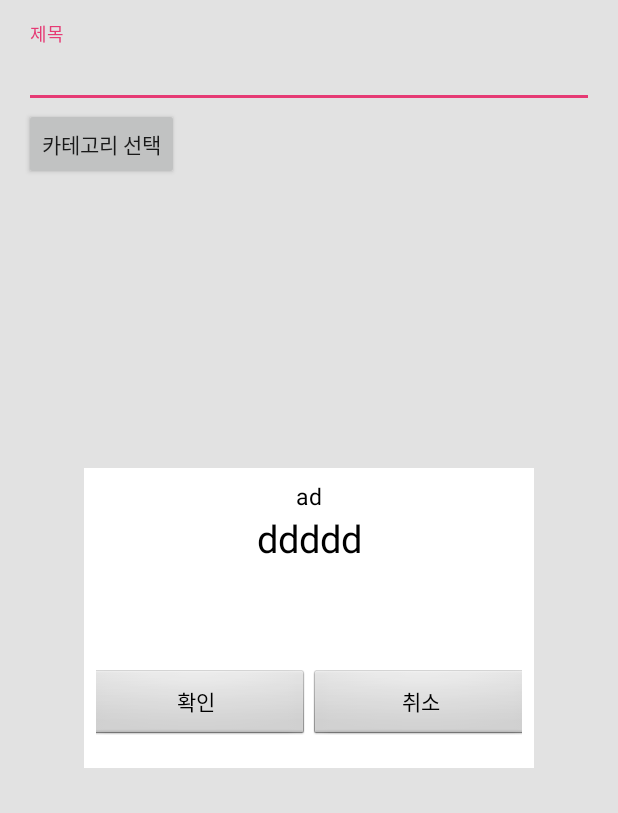
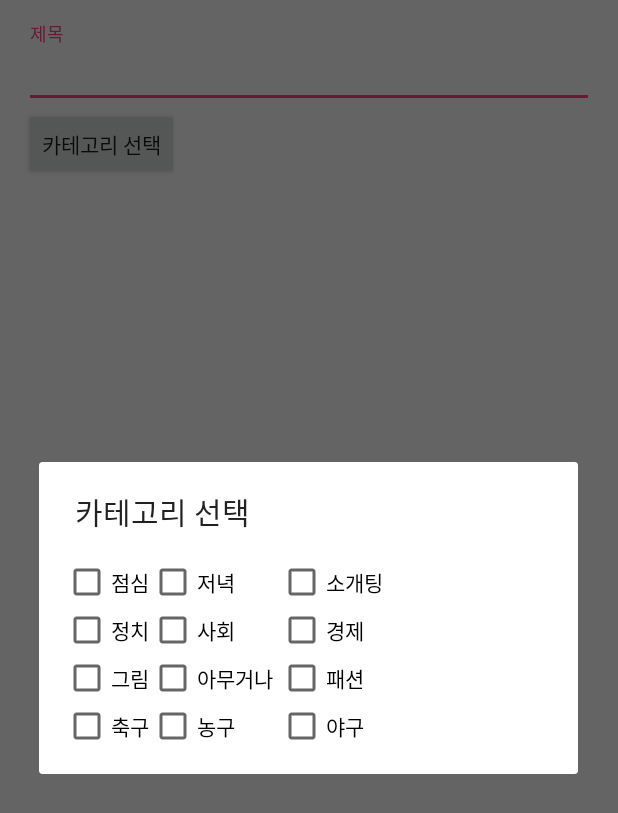
Before and after one commit to n4u1/Test130, an Android app: the UserContentsUploadActivity screen opened directly, with no data from a screen before it, after a tap on "카테고리 선택", on a phone screen of 412 x 824 dp. Shown: the top 813 px of the screen. Run offline under Robolectric (Android 15) with nearby library versions, the phone set to English and light mode, and no system bars.

Commit message:
20180720_0101

```diff
--- a/app/src/main/java/com/example/n4u1/test130/dialog/AddCategoryDialog.java
+++ b/app/src/main/java/com/example/n4u1/test130/dialog/AddCategoryDialog.java
@@ -1,81 +1,34 @@
 package com.example.n4u1.test130.dialog;
 
+import android.annotation.SuppressLint;
 import android.app.Dialog;
 import android.content.Context;
+import android.content.DialogInterface;
 import android.os.Bundle;
 import android.support.annotation.NonNull;
 import android.support.annotation.Nullable;
+import android.support.v4.app.DialogFragment;
+import android.support.v7.app.AlertDialog;
+import android.view.LayoutInflater;
 import android.view.View;
 import android.view.WindowManager;
 import android.widget.Button;
+import android.widget.EditText;
 import android.widget.TextView;
 
 import com.example.n4u1.test130.R;
 
-public class AddCategoryDialog extends Dialog {
 
-    private String mTitle;
-    private String mContent;
-    private Button mLeftButton;
-    private Button mRightButton;
-    private TextView mTitleView;
-    private TextView mContentView;
+public class AddCategoryDialog extends DialogFragment {
 
+    @NonNull
+    @Override
+    public Dialog onCreateDialog(Bundle savedInstanceState) {
+        AlertDialog.Builder mBuilder = new AlertDialog.Builder(getActivity());
+        LayoutInflater mLayoutInflater = getActivity().getLayoutInflater();
+        mBuilder.setView(mLayoutInflater.inflate(R.layout.activity_add_category_dialog, null));
+        mBuilder.setTitle("카테고리 선택");
 
-    @Override
-    protected void onCreate(Bundle savedInstanceState) {
-        super.onCreate(savedInstanceState);
-
-        // 다이얼로그 외부 화면 흐리게 표현
-        WindowManager.LayoutParams lpWindow = new WindowManager.LayoutParams();
-        lpWindow.flags = WindowManager.LayoutParams.FLAG_DIM_BEHIND;
-        lpWindow.dimAmount = 0.1f;
-        getWindow().setAttributes(lpWindow);
-
-
-
-        setContentView(R.layout.activity_add_category_dialog);
-
-
-        mTitleView = (TextView) findViewById(R.id.txt_title);
-        mContentView = (TextView) findViewById(R.id.txt_content);
-        mLeftButton = (Button) findViewById(R.id.btn_left);
-        mRightButton = (Button) findViewById(R.id.btn_right);
-
-        // 제목과 내용을 생성자에서 셋팅한다.
-        mTitleView.setText(mTitle);
-        mContentView.setText(mContent);
-
-
-
-
-
-
-
-
+        return mBuilder.create();
     }
-
-
-    public AddCategoryDialog(@NonNull Context context) {
-        super(context);
-    }
-
-    public AddCategoryDialog(@NonNull Context context, int themeResId) {
-        super(context, themeResId);
-    }
-
-    protected AddCategoryDialog(@NonNull Context context, boolean cancelable, @Nullable OnCancelListener cancelListener) {
-        super(context, cancelable, cancelListener);
-    }
-
-    public AddCategoryDialog(@NonNull Context context, String title,
-                        String content, Button mLeftButton,
-                        Button mRightButton) {
-        super(context, android.R.style.Theme_Translucent_NoTitleBar);
-        this.mTitle = title;
-        this.mContent = content;
-        this.mLeftButton = mLeftButton;
-        this.mRightButton = mRightButton;
-    }
-
 }
--- a/app/src/main/java/com/example/n4u1/test130/views/UserContentsUploadActivity.java
+++ b/app/src/main/java/com/example/n4u1/test130/views/UserContentsUploadActivity.java
@@ -1,5 +1,6 @@
 package com.example.n4u1.test130.views;
 
+import android.content.DialogInterface;
 import android.support.v7.app.AppCompatActivity;
 import android.os.Bundle;
 import android.view.View;
@@ -24,9 +25,9 @@ public class UserContentsUploadActivity extends AppCompatActivity {
         findViewById(R.id.button_addCategory).setOnClickListener(new View.OnClickListener() {
             @Override
             public void onClick(View view) {
+                AddCategoryDialog addCategoryDialog = new AddCategoryDialog();
+                addCategoryDialog.show(getSupportFragmentManager(),"sdf");
 
-                mAddCategoryDialog = new AddCategoryDialog(UserContentsUploadActivity.this, "ad", "ddddd", mLeftButton, mRightButton);
-                mAddCategoryDialog.show();
 
             }
         });
--- a/app/src/main/res/layout/activity_add_category_dialog.xml
+++ b/app/src/main/res/layout/activity_add_category_dialog.xml
@@ -1,54 +1,108 @@
 <?xml version="1.0" encoding="utf-8"?>
-<LinearLayout xmlns:android="http://schemas.android.com/apk/res/android"
-    android:layout_width="fill_parent"
-    android:layout_height="fill_parent"
-    android:gravity="center"
-    android:orientation="vertical" >
+<RelativeLayout xmlns:android="http://schemas.android.com/apk/res/android"
+    android:layout_width="wrap_content"
+    android:layout_height="wrap_content"
+    android:padding="16dp">
 
-    <LinearLayout
-        android:padding="8dp"
-        android:layout_width="300dip"
-        android:layout_height="200dip"
-        android:background="@android:color/white"
-        android:orientation="vertical" >
 
-        <TextView
-            android:id="@+id/txt_title"
-            android:layout_width="fill_parent"
-            android:layout_height="wrap_content"
-            android:gravity="center"
-            android:textColor="@android:color/black"
-            android:textSize="15sp" />
+    <CheckBox
+        android:id="@+id/checkbox0"
+        android:text="점심"
+        android:layout_width="wrap_content"
+        android:layout_height="wrap_content" />
 
-        <TextView
-            android:id="@+id/txt_content"
-            android:layout_width="fill_parent"
-            android:layout_height="wrap_content"
-            android:gravity="center"
-            android:textColor="@android:color/black"
-            android:textSize="25sp" />
+    <CheckBox
+        android:id="@+id/checkbox1"
+        android:layout_toRightOf="@+id/checkbox0"
+        android:text="저녁"
+        android:layout_alignRight="@+id/checkbox7"
+        android:layout_width="wrap_content"
+        android:layout_height="wrap_content" />
 
-        <LinearLayout
-            android:layout_width="fill_parent"
-            android:layout_height="wrap_content"
-            android:layout_marginTop="70dip"
-            android:gravity="center"
-            android:orientation="horizontal" >
+    <CheckBox
+        android:id="@+id/checkbox2"
+        android:layout_toRightOf="@+id/checkbox1"
+        android:text="소개팅"
+        android:layout_width="wrap_content"
+        android:layout_height="wrap_content" />
 
-            <Button
-                android:id="@+id/btn_left"
-                android:layout_width="150dp"
-                android:layout_height="wrap_content"
-                android:text="확인" />
+    <CheckBox
+        android:id="@+id/checkbox3"
+        android:layout_below="@+id/checkbox0"
+        android:text="정치"
+        android:layout_width="wrap_content"
+        android:layout_height="wrap_content" />
 
-            <Button
-                android:id="@+id/btn_right"
-                android:layout_width="150dp"
-                android:layout_height="wrap_content"
-                android:text="취소" />
 
-        </LinearLayout>
+    <CheckBox
+        android:id="@+id/checkbox4"
+        android:layout_below="@+id/checkbox1"
 
-    </LinearLayout>
+        android:layout_alignRight="@+id/checkbox7"
+        android:layout_toRightOf="@+id/checkbox3"
+        android:text="사회"
+        android:layout_width="wrap_content"
+        android:layout_height="wrap_content" />
 
-</LinearLayout>
+    <CheckBox
+        android:id="@+id/checkbox5"
+        android:layout_below="@+id/checkbox2"
+        android:layout_toRightOf="@+id/checkbox4"
+        android:text="경제"
+        android:layout_width="wrap_content"
+        android:layout_height="wrap_content" />
+
+
+    <CheckBox
+        android:id="@+id/checkbox6"
+        android:layout_below="@+id/checkbox3"
+        android:text="그림"
+        android:layout_width="wrap_content"
+        android:layout_height="wrap_content" />
+
+    <CheckBox
+        android:id="@+id/checkbox7"
+        android:layout_below="@+id/checkbox3"
+        android:layout_toRightOf="@id/checkbox6"
+        android:text="아무거나 "
+        android:layout_width="wrap_content"
+        android:layout_height="wrap_content" />
+
+
+    <CheckBox
+        android:id="@+id/checkbox8"
+        android:layout_below="@+id/checkbox3"
+        android:layout_toRightOf="@id/checkbox7"
+        android:text="패션"
+        android:layout_width="wrap_content"
+        android:layout_height="wrap_content" />
+
+
+    <CheckBox
+        android:id="@+id/checkbox9"
+        android:layout_below="@+id/checkbox6"
+        android:text="축구"
+        android:layout_width="wrap_content"
+        android:layout_height="wrap_content" />
+
+
+    <CheckBox
+        android:id="@+id/checkbox10"
+        android:layout_below="@+id/checkbox6"
+        android:layout_toRightOf="@id/checkbox9"
+        android:text="농구"
+        android:layout_width="wrap_content"
+        android:layout_height="wrap_content" />
+
+
+    <CheckBox
+        android:id="@+id/checkbox11"
+        android:layout_alignLeft="@id/checkbox2"
+        android:layout_below="@+id/checkbox6"
+        android:layout_toRightOf="@id/checkbox10"
+        android:text="야구"
+        android:layout_width="wrap_content"
+        android:layout_height="wrap_content" />
+
+
+</RelativeLayout>
```
